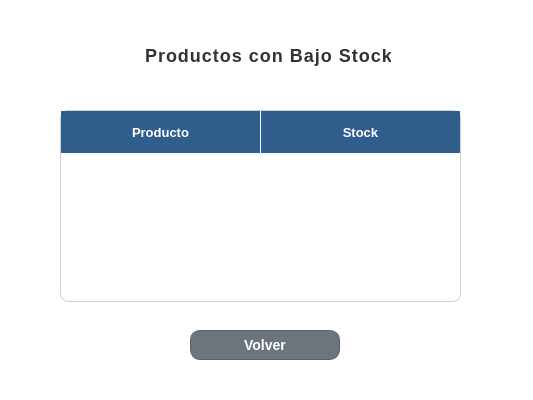
UTN-BDA-2026/repositorio-grupo-BCCG, file gui/bajo_stock.ui: the form before one commit.
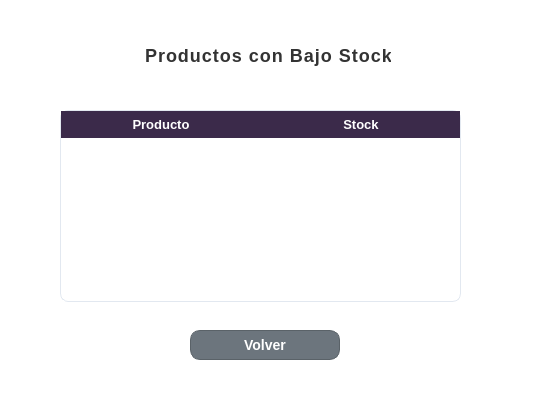
The form after the commit.

Diff of the .ui file:
```diff
--- a/gui/bajo_stock.ui
+++ b/gui/bajo_stock.ui
@@ -142,26 +142,17 @@
    </property>
    <property name="styleSheet">
     <string notr="true">QTableWidget {
+    color: black;
     background-color: white;
-    border: 1px solid #CFCFCF;
-    gridline-color: #DADADA;
-    font-size: 13px;
-    color: #333333;
-    selection-background-color: #D6E4F0;
+    gridline-color: #E2E8F0;
 }
 
 QHeaderView::section {
-    background-color: #2F5D8C;
+    background-color: #3B2A4A;
     color: white;
     font-weight: bold;
     font-size: 13px;
-    border-right: 1px solid white;
-    height: 30px;
-}
-
-QTableCornerButton::section {
-    background-color: #2F5D8C;
-    border: none;
+    padding: 4px;
 }</string>
    </property>
    <property name="horizontalScrollBarPolicy">
```
